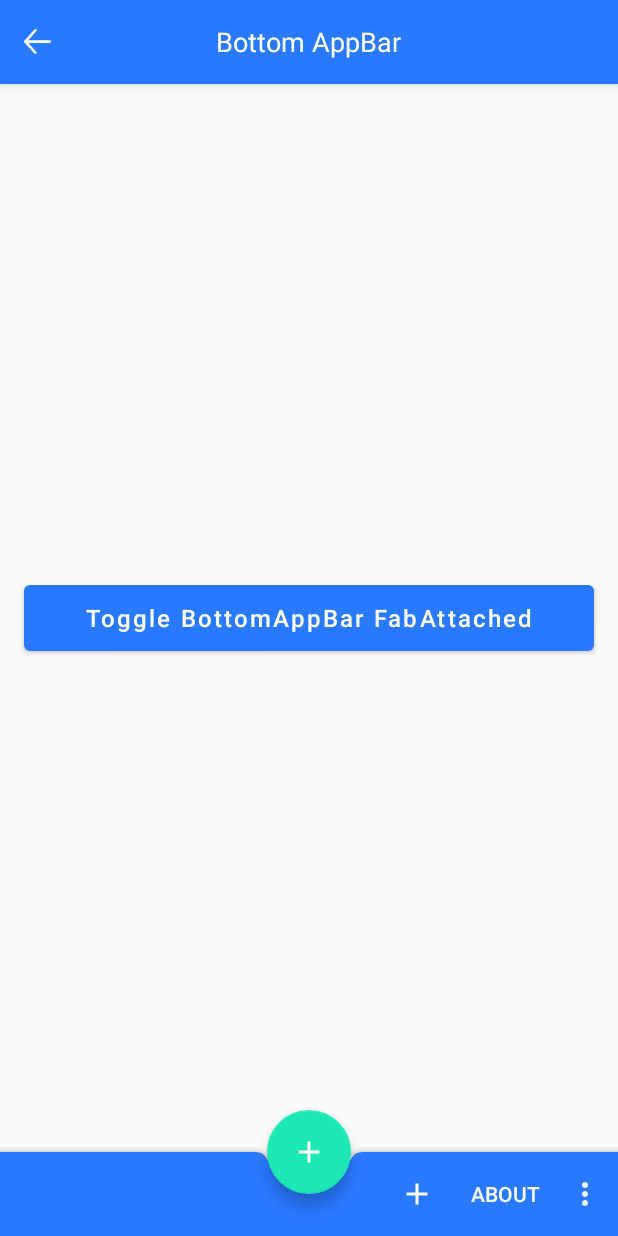
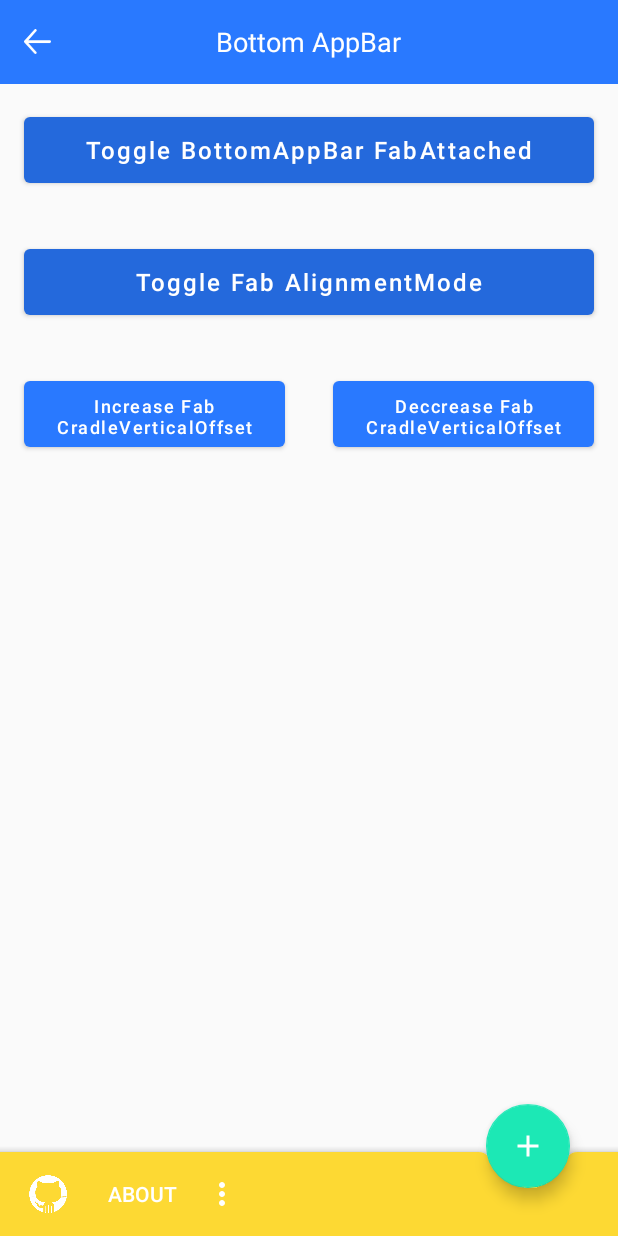
Before and after one commit to emretekin/Support-Library-v28-Additions, an Android app: the screen it shows after launch (BottomAppBarActivity), after a tap on "Bottom AppBar", on a phone screen of 412 x 824 dp. Run offline under Robolectric (Android 15) with nearby library versions, the phone set to English and light mode, and no system bars; 1 statement that could not run was skipped.

Commit message:
BottomAppBarActivity improvements

```diff
--- a/app/src/main/java/com/emretekin/supportlibraryv28additions/ActivityMain.kt
+++ b/app/src/main/java/com/emretekin/supportlibraryv28additions/ActivityMain.kt
@@ -9,12 +9,14 @@ import android.os.Bundle
 import android.support.design.button.MaterialButton
 import android.support.design.chip.Chip
 import android.support.v7.widget.AppCompatTextView
+import android.support.v7.widget.Toolbar
 import android.view.View
 import android.widget.ImageView
 import android.widget.Toast
 
 class ActivityMain : AppCompatActivity() {
 
+    private lateinit var toolbar: Toolbar;
     private lateinit var toolbarTitle: AppCompatTextView;
     private lateinit var arrowImageview: ImageView;
     private lateinit var bottomAppbar: MaterialButton
@@ -33,6 +35,7 @@ class ActivityMain : AppCompatActivity() {
     }
 
     private fun createViews(){
+        toolbar = findViewById(R.id.toolbar)
         toolbarTitle = findViewById(R.id.toolbar_title_textview)
         arrowImageview = findViewById(R.id.arrow_imageview)
         bottomAppbar = findViewById(R.id.sample_bottomAppbar_materialButton)
@@ -44,7 +47,7 @@ class ActivityMain : AppCompatActivity() {
 
     private fun setValues() {
         toolbarTitle.setText(getString(R.string.app_name))
-        arrowImageview.visibility = View.GONE;
+        toolbar.hideBackButton()
     }
 
     private fun setListeners(){
@@ -54,4 +57,12 @@ class ActivityMain : AppCompatActivity() {
         chipGroup.setOnClickListener { startActivity(Intent(this, ChipGroupActivity::class.java)) }
         materialCardview.setOnClickListener { startActivity(Intent(this, MaterialCardviewActivity::class.java)) }
     }
+
+    fun Toolbar.hideBackButton() {
+        arrowImageview.visibility = View.GONE;
+    }
+
+    private fun goToGithubPage(){
+        //https://github.com/emretekin/Support-Library-v28-Additions
+    }
 }
--- a/app/src/main/java/com/emretekin/supportlibraryv28additions/BottomAppBarActivity.kt
+++ b/app/src/main/java/com/emretekin/supportlibraryv28additions/BottomAppBarActivity.kt
@@ -8,8 +8,11 @@ import android.support.design.bottomappbar.BottomAppBar
 import android.support.design.button.MaterialButton
 import android.support.design.widget.FloatingActionButton
 import android.support.v7.widget.AppCompatTextView
+import android.support.v7.widget.Toolbar
 import android.view.Menu
 import android.widget.ImageView
+import kotlinx.android.synthetic.main.activity_bottom_app_bar.*
+import kotlin.math.nextUp
 
 class BottomAppBarActivity : AppCompatActivity() {
 
@@ -18,6 +21,9 @@ class BottomAppBarActivity : AppCompatActivity() {
     private lateinit var arrowImageview: ImageView;
     private lateinit var fab: FloatingActionButton;
     private lateinit var fabAttachedButton: MaterialButton;
+    private lateinit var fabAlignmentButton: MaterialButton;
+    private lateinit var fabCradleVerticalOffsetButton: MaterialButton;
+    private lateinit var decFabCradleVerticalOffsetButton: MaterialButton;
 
     override fun onCreate(savedInstanceState: Bundle?) {
         super.onCreate(savedInstanceState)
@@ -34,6 +40,9 @@ class BottomAppBarActivity : AppCompatActivity() {
         fab = findViewById(R.id.fab);
         toolbarTitle = findViewById(R.id.toolbar_title_textview);
         fabAttachedButton = findViewById(R.id.fabAttached_button);
+        fabAlignmentButton = findViewById(R.id.fabAlignment_button);
+        fabCradleVerticalOffsetButton = findViewById(R.id.fabCradleVerticalOffset_button);
+        decFabCradleVerticalOffsetButton = findViewById(R.id.dec_fabCradleVerticalOffset_button);
         arrowImageview = findViewById(R.id.arrow_imageview);
     }
 
@@ -43,16 +52,42 @@ class BottomAppBarActivity : AppCompatActivity() {
 
     private fun setListeners() {
         Handler().postDelayed({
-            bottomAppbar.setFabAttached(true)
+            // Anim
+            bottomAppbar.toggleFabAttached()
         }, 500)
+        Handler().postDelayed({
+            // Anim
+            bottomAppbar.toggleAlignment()
+        }, 750)
 
         arrowImageview.setOnClickListener { onBackPressed() }
-        fabAttachedButton.setOnClickListener {
-            if (bottomAppbar.isFabAttached) { bottomAppbar.setFabAttached(false) } else { bottomAppbar.setFabAttached(true) }
-        }
+        fabAttachedButton.setOnClickListener { bottomAppbar.toggleFabAttached() }
+        fabAlignmentButton.setOnClickListener { bottomAppbar.toggleAlignment() }
+        fabCradleVerticalOffsetButton.setOnClickListener {bottomAppbar.increaseCradleVerticalOffset(30) }
+        decFabCradleVerticalOffsetButton.setOnClickListener {bottomAppbar.increaseCradleVerticalOffset(0) }
+
+        fab.setOnClickListener { onBackPressed() }
     }
 
     private fun setBottomBarMenu() {
         bottomAppbar.replaceMenu(R.menu.bottom_appbar_menu)
     }
+
+    //My Extension Function for BottomAppBar
+    fun BottomAppBar.toggleFabAttached() {
+        if (bottomAppbar.isFabAttached) {
+            bottomAppbar.setFabAttached(false)
+        } else {
+            bottomAppbar.setFabAttached(true)
+        }
+    }
+
+    fun BottomAppBar.toggleAlignment() {
+        val current = fabAlignmentMode
+        fabAlignmentMode = current.xor(1)
+    }
+
+    fun BottomAppBar.increaseCradleVerticalOffset(value: Int) {
+        bottomAppbar.setCradleVerticalOffset(value);
+    }
 }
--- a/app/src/main/res/layout/activity_bottom_app_bar.xml
+++ b/app/src/main/res/layout/activity_bottom_app_bar.xml
@@ -6,16 +6,59 @@
     android:layout_height="match_parent"
     tools:context="com.emretekin.supportlibraryv28additions.BottomAppBarActivity">
 
-    <include layout="@layout/view_toolbar" />
+    <LinearLayout
+        android:layout_width="match_parent"
+        android:layout_height="wrap_content"
+        android:orientation="vertical"
+        app:layout_behavior="@string/appbar_scrolling_view_behavior">
+
+        <include layout="@layout/view_toolbar" />
+
+        <android.support.design.button.MaterialButton
+            android:id="@+id/fabAttached_button"
+            style="@style/MainDefaultButton"
+            android:text="Toggle BottomAppBar FabAttached"
+            app:backgroundTint="@color/gDarkBlue" />
+
+        <android.support.design.button.MaterialButton
+            android:id="@+id/fabAlignment_button"
+            style="@style/MainDefaultButton"
+            android:text="Toggle Fab AlignmentMode"
+            app:backgroundTint="@color/gDarkBlue" />
+
+        <LinearLayout
+            android:layout_width="match_parent"
+            android:layout_height="wrap_content"
+            android:orientation="horizontal">
+
+            <android.support.design.button.MaterialButton
+                android:id="@+id/fabCradleVerticalOffset_button"
+                style="@style/MainDefaultButton"
+                android:layout_weight="1"
+                android:textSize="12sp"
+                android:text="Increase Fab CradleVerticalOffset"
+                app:backgroundTint="@color/gBlue" />
+
+            <android.support.design.button.MaterialButton
+                android:id="@+id/dec_fabCradleVerticalOffset_button"
+                style="@style/MainDefaultButton"
+                android:layout_weight="1"
+                android:textSize="12sp"
+                android:text="Deccrease Fab CradleVerticalOffset"
+                app:backgroundTint="@color/gBlue" />
+        </LinearLayout>
+
+    </LinearLayout>
+
 
     <android.support.design.bottomappbar.BottomAppBar
         android:id="@+id/bottom_appbar"
         android:layout_width="match_parent"
         android:layout_height="wrap_content"
         android:layout_gravity="bottom"
-        app:backgroundTint="@color/gBlue"
+        android:backgroundTint="@color/gYellow"
         app:fabAttached="false"
-        app:fabCradleVerticalOffset="12dp"
+        app:fabCradleVerticalOffset="16dp"
         app:popupTheme="@style/ThemeOverlay.AppCompat.Light"
         app:theme="@style/ThemeOverlay.AppCompat.Dark.ActionBar" />
 
@@ -28,11 +71,4 @@
         app:backgroundTint="@color/gGreen"
         app:layout_anchor="@+id/bottom_appbar" />
 
-
-    <android.support.design.button.MaterialButton
-        android:id="@+id/fabAttached_button"
-        style="@style/MainDefaultButton"
-        android:text="Toggle BottomAppBar FabAttached"
-        app:backgroundTint="@color/colorPrimary" />
-
 </android.support.design.widget.CoordinatorLayout>
--- a/app/src/main/res/layout/activity_main.xml
+++ b/app/src/main/res/layout/activity_main.xml
@@ -9,34 +9,43 @@
 
     <include layout="@layout/view_toolbar" />
 
+    <ImageView
+        android:layout_width="match_parent"
+        android:layout_height="200dp"
+        android:scaleType="centerCrop"
+        android:src="@drawable/bg_v28_cover" />
+
     <android.support.design.button.MaterialButton
         android:id="@+id/sample_bottomAppbar_materialButton"
         style="@style/MainDefaultButton"
         android:text="@string/bottom_appbar"
-        app:backgroundTint="@color/colorPrimary" />
+        app:backgroundTint="@color/gRed"
+        app:cornerRadius="8dp" />
 
     <android.support.design.button.MaterialButton
         android:id="@+id/sample_materialButton_materialButton"
         style="@style/MainDefaultButton"
         android:text="@string/material_button"
-        app:backgroundTint="@color/gRed" />
+        app:backgroundTint="@color/gGreen"
+        app:cornerRadius="16dp" />
 
     <android.support.design.button.MaterialButton
         android:id="@+id/sample_chip_materialButton"
         style="@style/MainDefaultButton"
         android:text="@string/chip"
-        app:backgroundTint="@color/gGreen" />
+        app:backgroundTint="@color/gRed"
+        app:cornerRadius="8dp" />
 
     <android.support.design.button.MaterialButton
         android:id="@+id/sample_chip_group_materialButton"
         style="@style/MainDefaultButton"
         android:text="@string/chip_group"
-        app:backgroundTint="@color/gDarkBlue" />
+        app:backgroundTint="@color/gGreen" />
 
     <android.support.design.button.MaterialButton
         android:id="@+id/sample_materialcardview_materialButton"
         style="@style/MainDefaultButton"
         android:text="@string/material_cardview"
-        android:textColor="@color/black"
-        app:backgroundTint="@color/gYellow" />
+        app:backgroundTint="@color/gRed"
+        app:cornerRadius="16dp" />
 </LinearLayout>
--- a/app/src/main/res/layout/view_toolbar.xml
+++ b/app/src/main/res/layout/view_toolbar.xml
@@ -13,7 +13,7 @@
         android:background="@color/gBlue">
 
         <android.support.v7.widget.Toolbar
-            android:id="@+id/social_toolbar"
+            android:id="@+id/toolbar"
             android:layout_width="match_parent"
             android:layout_height="wrap_content"
             app:contentInsetLeft="0dp"
--- a/app/src/main/res/menu/bottom_appbar_menu.xml
+++ b/app/src/main/res/menu/bottom_appbar_menu.xml
@@ -2,14 +2,12 @@
 <menu xmlns:android="http://schemas.android.com/apk/res/android"
     xmlns:app="http://schemas.android.com/apk/res-auto">
     <item
-        android:id="@+id/feeds"
-        android:title="Feeds" />
+        android:id="@+id/material"
+        android:title="Material Design" />
     <item
-        android:title="Material" />
-    <item
-        android:id="@+id/friends"
-        android:icon="@drawable/ic_add_white_24dp"
-        android:title="Friends"
+        android:id="@+id/github"
+        android:icon="@drawable/ic_github"
+        android:title="Github Link"
         app:showAsAction="always" />
     <item
         android:id="@+id/about"
```
Also changed, not shown: app/src/main/res/drawable/bg_v28_cover.png (added), app/src/main/res/drawable/ic_github.jpg (added).
